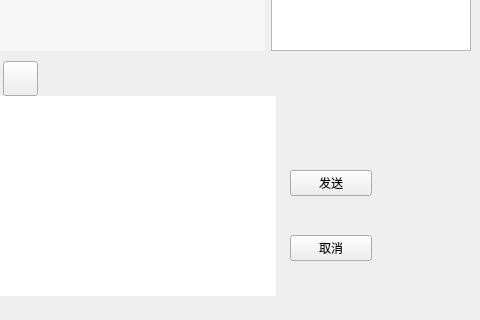
Alanxtl/QT-myChat, file bin/QT-myChat-Client/chapage.ui: the form before one commit; both pictures show x 170 to 650 and y 330 to 650 of the 650 by 650 pixel window.
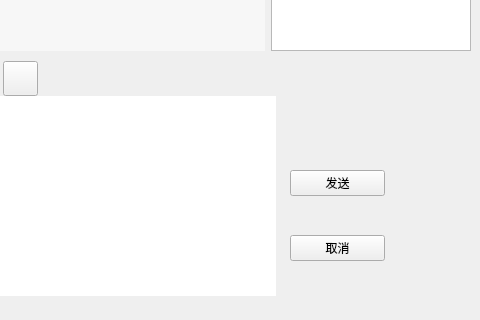
The form after the commit. Icons and pictures are not drawn.

```diff
--- a/bin/QT-myChat-Client/chapage.ui
+++ b/bin/QT-myChat-Client/chapage.ui
@@ -31,6 +31,9 @@
   <property name="windowTitle">
    <string>MainWindow</string>
   </property>
+  <property name="styleSheet">
+   <string notr="true">background-image: url(:/images/line.jpg);</string>
+  </property>
   <widget class="QWidget" name="centralwidget">
    <widget class="QWidget" name="widget" native="true">
     <property name="geometry">
@@ -70,7 +73,7 @@
      </property>
     </widget>
    </widget>
-   <widget class="QWidget" name="">
+   <widget class="QWidget" name="layoutWidget">
     <property name="geometry">
      <rect>
       <x>10</x>
@@ -250,12 +253,12 @@
      </item>
     </layout>
    </widget>
-   <widget class="QWidget" name="">
+   <widget class="QWidget" name="layoutWidget">
     <property name="geometry">
      <rect>
       <x>460</x>
       <y>500</y>
-      <width>82</width>
+      <width>95</width>
       <height>91</height>
      </rect>
     </property>
@@ -301,7 +304,7 @@
      </item>
     </layout>
    </widget>
-   <widget class="QWidget" name="">
+   <widget class="QWidget" name="layoutWidget">
     <property name="geometry">
      <rect>
       <x>0</x>
```
